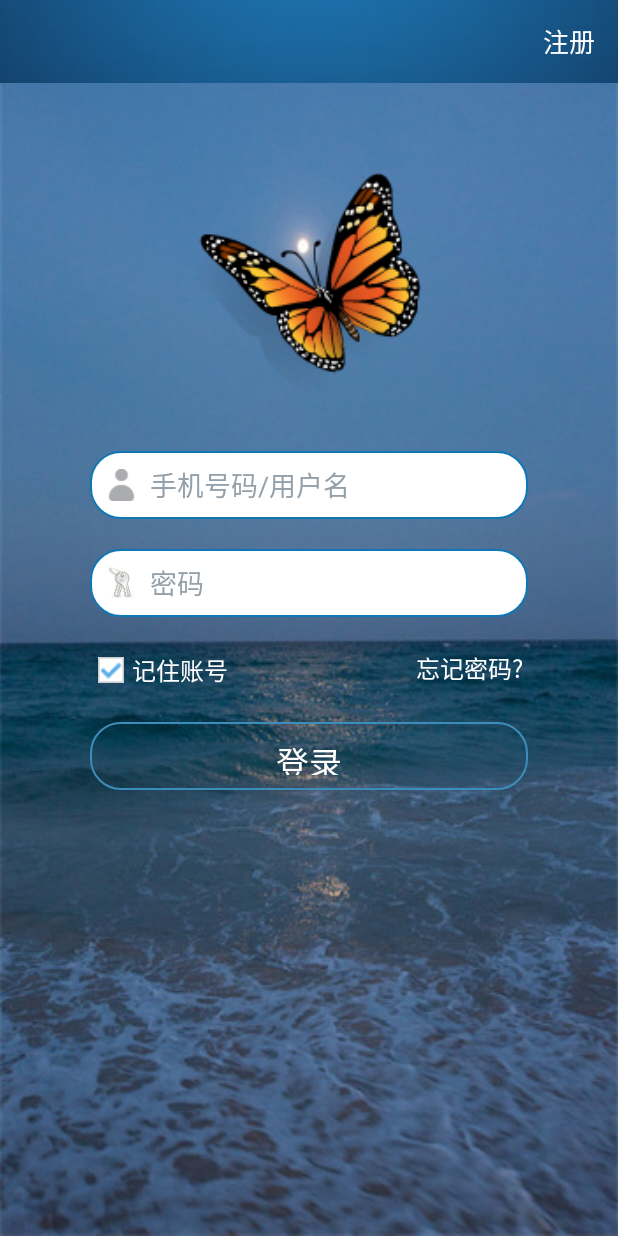
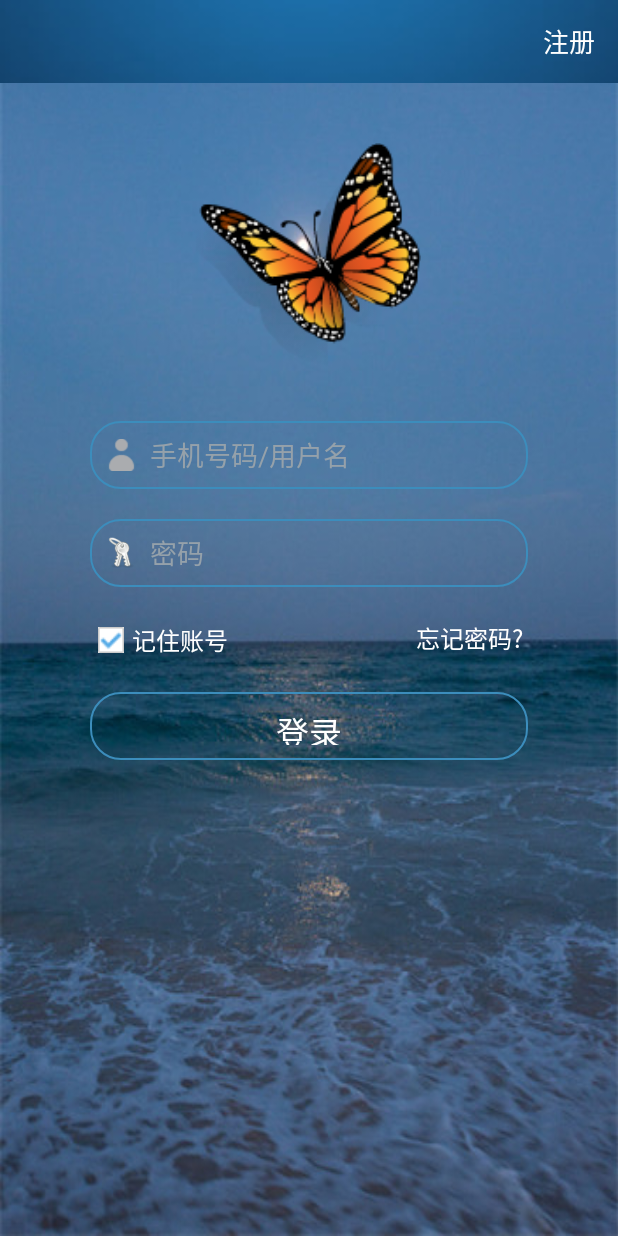
Before and after one commit to xmlhh/LoginDemo, an Android app: the screen it shows after launch (MainActivity), on a phone screen of 412 x 824 dp. Run offline under Robolectric (Android 15) with nearby library versions, the phone set to English and light mode, and no system bars.

Commit message:
EditText透明、光标、边框、提示颜色设置
Signed-off-by: oLHHo <liaohaohui521@163.com>

```diff
--- a/LoginDemo/app/src/main/res/drawable/edittext_selector.xml
+++ b/LoginDemo/app/src/main/res/drawable/edittext_selector.xml
@@ -7,13 +7,12 @@
         <shape xmlns:android="http://schemas.android.com/apk/res/android"
             android:shape="rectangle">
             <!--透明："@android:color/transparent"-->
-            <solid android:color="#FFFFFF" />
+            <solid android:color="@android:color/transparent" />
             <corners android:radius="20dip"/>
             <stroke
                 android:width="1dip"
-                android:color="#1077B5" />
+                android:color="#3c8dbc" />
         </shape>
-
     </item>
 
     <item android:state_focused="true" >
@@ -22,11 +21,11 @@
         <shape xmlns:android="http://schemas.android.com/apk/res/android"
             android:shape="rectangle">
             <!--透明："@android:color/transparent"-->
-            <solid android:color="#FFFFFF" />
+            <solid android:color="@android:color/transparent" />
             <corners android:radius="20dip"/>
             <stroke
                 android:width="1dip"
-                android:color="#1077B5" />
+                android:color="#1B89CA"/>
         </shape>
     </item>
 
--- a/LoginDemo/app/src/main/res/layout/complex_activity_main.xml
+++ b/LoginDemo/app/src/main/res/layout/complex_activity_main.xml
@@ -61,7 +61,7 @@
 			android:layout_height="150dp"
 			android:layout_alignParentTop="true"
 			android:layout_centerHorizontal="true"
-			android:layout_marginTop="60dp"
+			android:layout_marginTop="40dp"
 			android:layout_marginBottom="20dp"
 			android:scaleType="fitXY"
 			android:layout_centerVertical="true"
@@ -89,6 +89,7 @@
 				android:paddingRight="60dp"
 				android:hint="手机号码/用户名"
 				android:textColorHint="#95A1AA"
+				android:textCursorDrawable="@null"
 				android:background="@drawable/edittext_selector"
 				android:singleLine="true" />
 
@@ -135,6 +136,7 @@
                 android:paddingRight="60dp"
 				android:hint="密码"
 				android:textColorHint="#95A1AA"
+				android:textCursorDrawable="@null"
 				android:background="@drawable/edittext_selector"
 				android:inputType="textPassword"
 				android:singleLine="true" />
```
